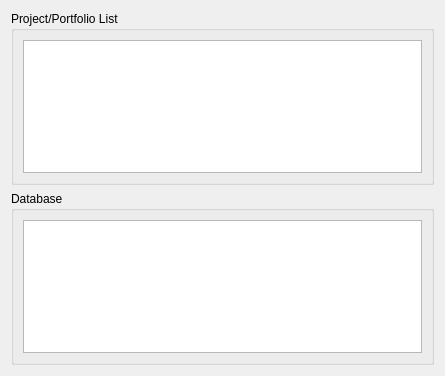
Before: the Qt Designer form qt_designer_ui/overview.ui in hammerheadlemon/xldigest, drawn with Qt 5.
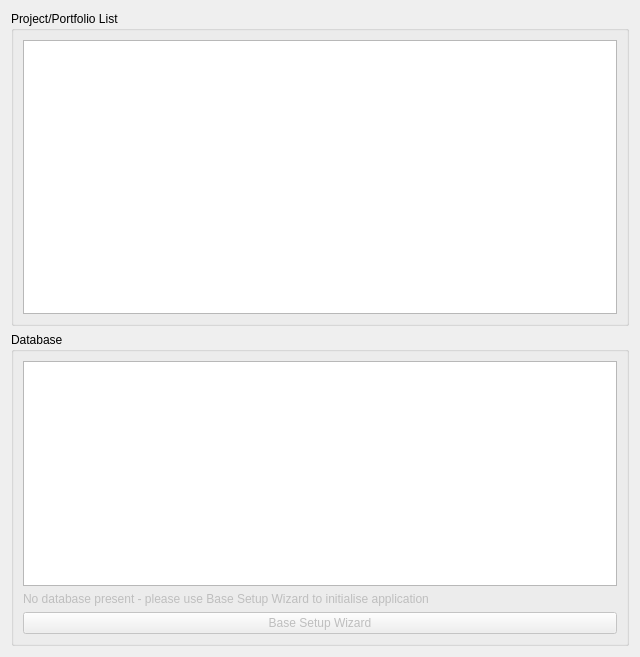
After: the same form once the commit is applied.

Commit message: starting to add functionality to detect missing database file and handle that

Diff of the .ui file:
```diff
--- a/qt_designer_ui/overview.ui
+++ b/qt_designer_ui/overview.ui
@@ -6,8 +6,8 @@
    <rect>
     <x>0</x>
     <y>0</y>
-    <width>445</width>
-    <height>376</height>
+    <width>640</width>
+    <height>657</height>
    </rect>
   </property>
   <property name="windowTitle">
@@ -21,7 +21,7 @@
        <property name="title">
         <string>Project/Portfolio List</string>
        </property>
-       <layout class="QHBoxLayout" name="horizontalLayout">
+       <layout class="QVBoxLayout" name="verticalLayout_2">
         <item>
          <widget class="QTableView" name="tableView"/>
         </item>
@@ -37,6 +37,26 @@
         <item>
          <widget class="QListWidget" name="listWidget"/>
         </item>
+        <item>
+         <widget class="QLabel" name="databasePresentLabel">
+          <property name="enabled">
+           <bool>false</bool>
+          </property>
+          <property name="text">
+           <string>No database present - please use Base Setup Wizard to initialise application</string>
+          </property>
+         </widget>
+        </item>
+        <item>
+         <widget class="QPushButton" name="baseSetupButton">
+          <property name="enabled">
+           <bool>false</bool>
+          </property>
+          <property name="text">
+           <string>Base Setup Wizard</string>
+          </property>
+         </widget>
+        </item>
        </layout>
       </widget>
      </item>
```
The commit also changes 2 other files.
